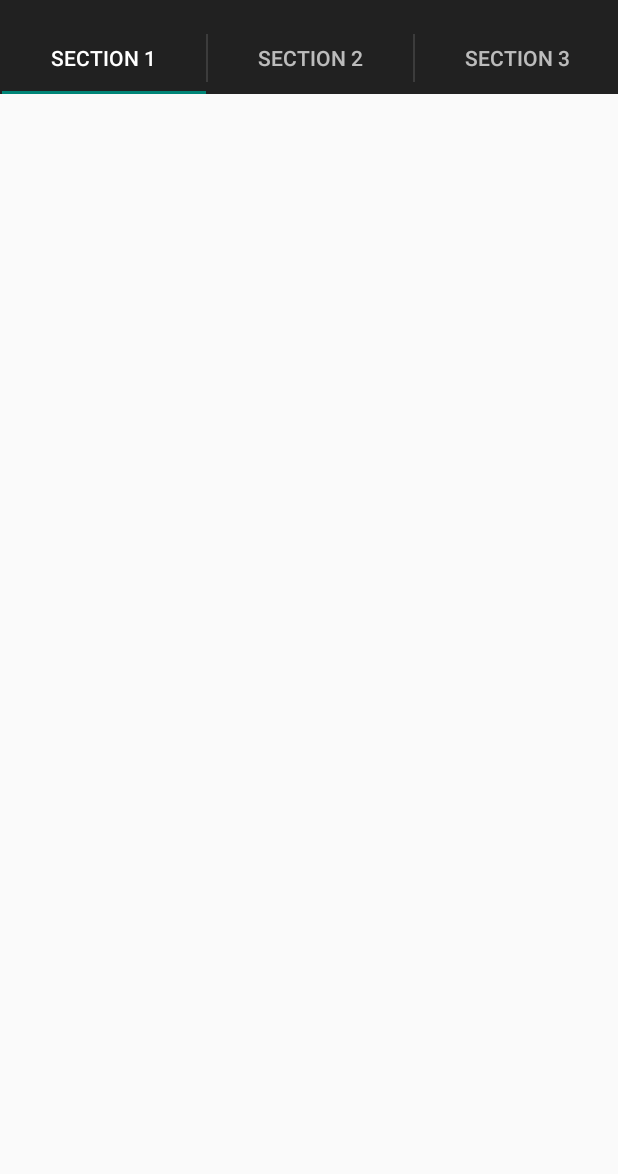
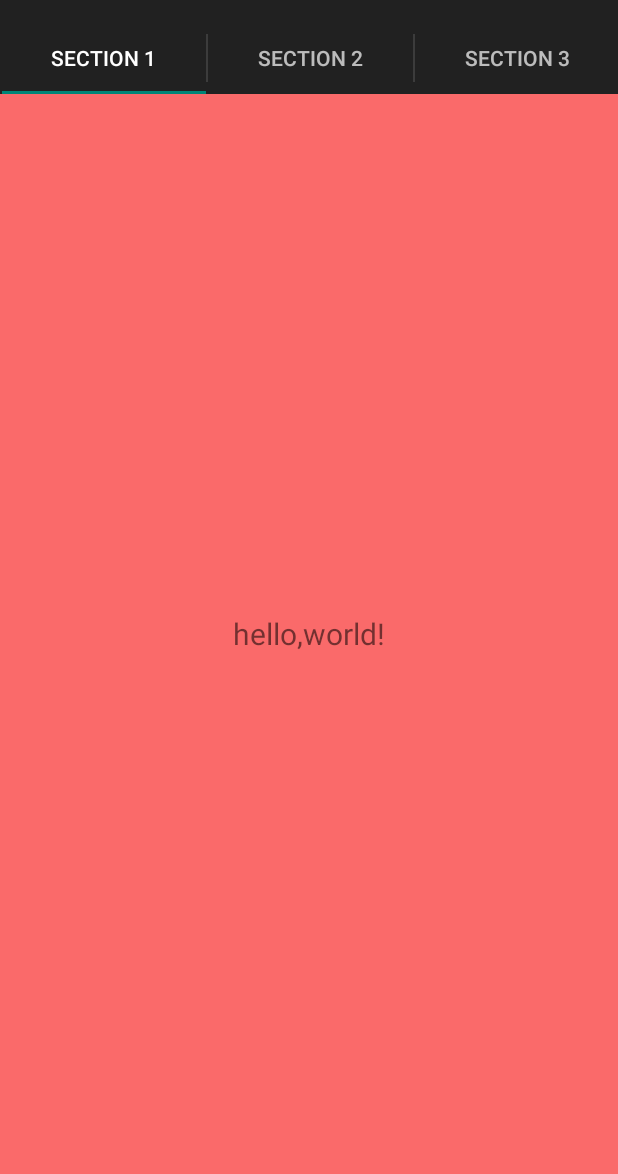
Before and after one commit to radsputin/Firstapp, an Android app: the screen it shows after launch (MainActivity), on a phone screen of 412 x 824 dp, the part 62-1236 px from its top. Run offline under Robolectric (Android 15) with nearby library versions, the phone set to English and light mode, and no system bars.

Commit message:
add hello world fragment
all about the benjaminz

```diff
--- /dev/null
+++ b/app/src/main/java/com/testicorp/proudlarry/firstapp/HelloWorldFragment.java
@@ -0,0 +1,22 @@
+package com.testicorp.proudlarry.firstapp;
+
+import android.support.v4.app.Fragment;
+import android.os.Bundle;
+import android.view.LayoutInflater;
+import android.view.View;
+import android.view.ViewGroup;
+
+/**
+ * Created by Proud Larry on 9/16/2015.
+ */
+public class HelloWorldFragment extends Fragment {
+
+    @Override
+    public View onCreateView(LayoutInflater inflater, ViewGroup container,
+                             Bundle savedInstanceState) {
+
+        View rootView = inflater.inflate(R.layout.fragment_hello_world, container, false);
+
+        return rootView;
+    }
+}
--- a/app/src/main/java/com/testicorp/proudlarry/firstapp/MainActivity.java
+++ b/app/src/main/java/com/testicorp/proudlarry/firstapp/MainActivity.java
@@ -45,7 +45,7 @@ public class MainActivity extends AppCompatActivity implements ActionBar.TabList
         actionBar.setNavigationMode(ActionBar.NAVIGATION_MODE_TABS);
 
         // Create the adapter that will return a fragment for each of the three
-        // primary sections of the activity.
+        // primar y sections of the activity.
         mSectionsPagerAdapter = new SectionsPagerAdapter(getSupportFragmentManager());
 
         // Set up the ViewPager with the sections adapter.
@@ -127,7 +127,17 @@ public class MainActivity extends AppCompatActivity implements ActionBar.TabList
         public Fragment getItem(int position) {
             // getItem is called to instantiate the fragment for the given page.
             // Return a PlaceholderFragment (defined as a static inner class below).
-            return PlaceholderFragment.newInstance(position + 1);
+            switch (position) {
+                case 0:
+                    return new HelloWorldFragment();
+                case 1:
+                    return PlaceholderFragment.newInstance(position + 1);
+                case 2:
+                    return PlaceholderFragment.newInstance(position + 1);
+                default:
+                    // Should never happen unless you have more than 3 tabs
+                    return PlaceholderFragment.newInstance(position + 1);
+            }
         }
 
         @Override
--- /dev/null
+++ b/app/src/main/res/layout/fragment_hello_world.xml
@@ -0,0 +1,16 @@
+<?xml version="1.0" encoding="utf-8"?>
+<RelativeLayout xmlns:android="http://schemas.android.com/apk/res/android"
+    android:layout_width="match_parent"
+    android:layout_height="match_parent"
+    android:orientation="vertical"
+    android:background="#fa6a6a" >
+
+    <TextView android:layout_width="fill_parent"
+        android:layout_height="wrap_content"
+        android:gravity="center"
+        android:text="hello,world!"
+        android:textSize="20dp"
+        android:layout_centerInParent="true"/>
+
+
+</RelativeLayout>
```
